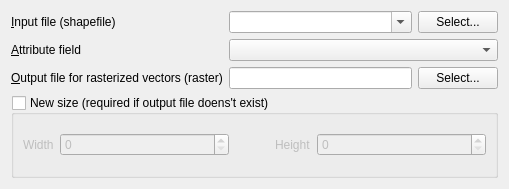
Above: qgis/python/plugins/GdalTools/tools/widgetRasterize.ui from sourcepole/qgis before the change. Below: the same form after it.
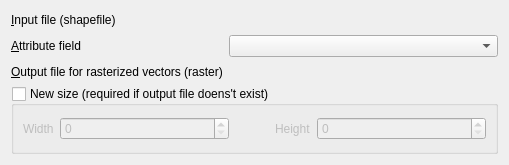
That is the form after the change. Custom widgets are drawn as their Qt base class.

Commit message: avoid changes of the input layer when layers in canvas changed

```diff
--- a/qgis/python/plugins/GdalTools/tools/widgetRasterize.ui
+++ b/qgis/python/plugins/GdalTools/tools/widgetRasterize.ui
@@ -7,7 +7,7 @@
     <x>0</x>
     <y>0</y>
     <width>509</width>
-    <height>189</height>
+    <height>165</height>
    </rect>
   </property>
   <property name="sizePolicy">
@@ -28,37 +28,10 @@
         <string>&amp;Input file (shapefile)</string>
        </property>
        <property name="buddy">
-        <cstring>selectInputFileButton</cstring>
+        <cstring>inSelector</cstring>
        </property>
       </widget>
      </item>
-     <item row="0" column="1">
-      <layout class="QHBoxLayout" name="horizontalLayout_3">
-       <item>
-        <widget class="QComboBox" name="inputLayerCombo">
-         <property name="sizePolicy">
-          <sizepolicy hsizetype="Expanding" vsizetype="Fixed">
-           <horstretch>0</horstretch>
-           <verstretch>0</verstretch>
-          </sizepolicy>
-         </property>
-         <property name="editable">
-          <bool>true</bool>
-         </property>
-         <property name="insertPolicy">
-          <enum>QComboBox::NoInsert</enum>
-         </property>
-        </widget>
-       </item>
-       <item>
-        <widget class="QPushButton" name="selectInputFileButton">
-         <property name="text">
-          <string>Select...</string>
-         </property>
-        </widget>
-       </item>
-      </layout>
-     </item>
      <item row="1" column="0">
       <widget class="QLabel" name="label_3">
        <property name="text">
@@ -85,30 +58,15 @@
         <string>&amp;Output file for rasterized vectors (raster)</string>
        </property>
        <property name="buddy">
-        <cstring>selectOutputFileButton</cstring>
+        <cstring>outSelector</cstring>
        </property>
       </widget>
      </item>
+     <item row="0" column="1">
+      <widget class="GdalToolsInOutSelector" name="inSelector" native="true"/>
+     </item>
      <item row="2" column="1">
-      <layout class="QHBoxLayout" name="horizontalLayout_2">
-       <item>
-        <widget class="QLineEdit" name="outputFileEdit">
-         <property name="minimumSize">
-          <size>
-           <width>100</width>
-           <height>0</height>
-          </size>
-         </property>
-        </widget>
-       </item>
-       <item>
-        <widget class="QPushButton" name="selectOutputFileButton">
-         <property name="text">
-          <string>Select...</string>
-         </property>
-        </widget>
-       </item>
-      </layout>
+      <widget class="GdalToolsInOutSelector" name="outSelector" native="true"/>
      </item>
     </layout>
    </item>
@@ -172,6 +130,14 @@
    </item>
   </layout>
  </widget>
+ <customwidgets>
+  <customwidget>
+   <class>GdalToolsInOutSelector</class>
+   <extends>QWidget</extends>
+   <header>inOutSelector</header>
+   <container>1</container>
+  </customwidget>
+ </customwidgets>
  <resources/>
  <connections/>
 </ui>
```
The commit also changes 41 other files.
